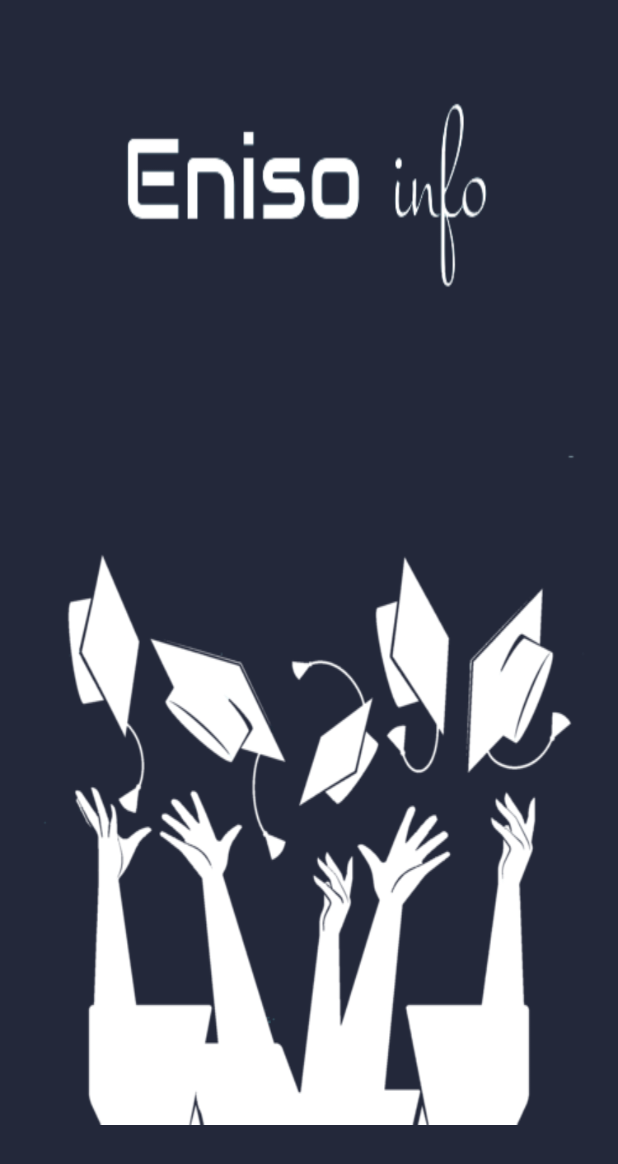
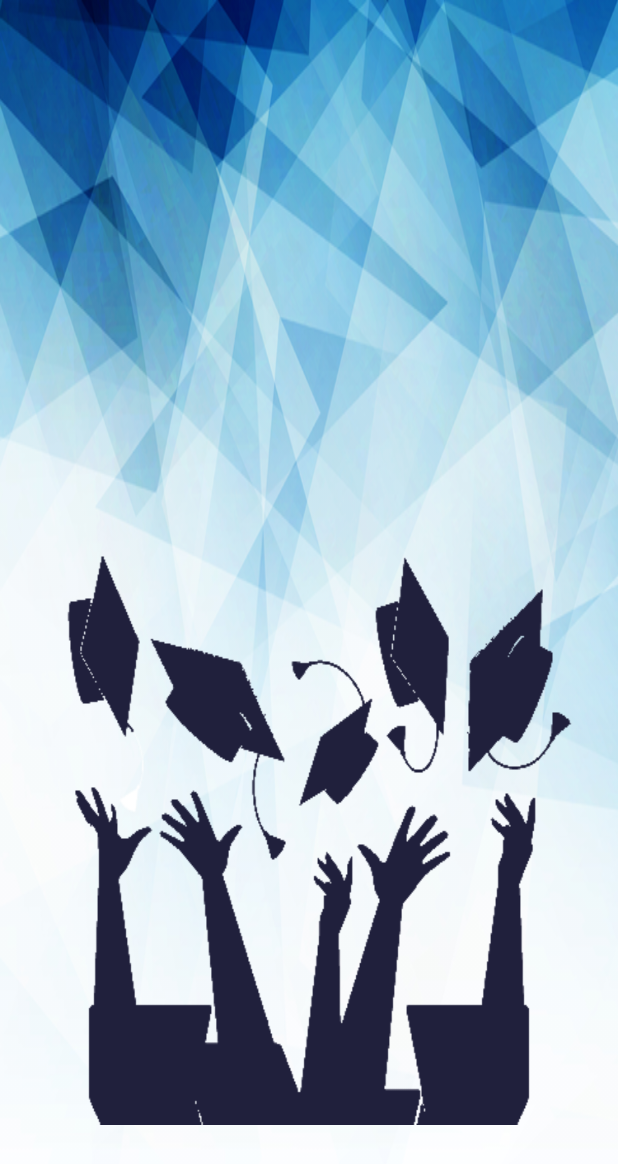
Before and after one commit to zyedbenmed/Eniso.infoApp, an Android app: the screen it shows after launch (SplashScreen), on a phone screen of 412 x 824 dp. Shown: the top 1164 px of the screen. Run offline under Robolectric (Android 15) with nearby library versions, the phone set to English and light mode, and no system bars.

Commit message:
modifying splashscreen

```diff
--- a/ENISo/app/src/main/java/com/example/alaabid/eniso/SplashScreen.java
+++ b/ENISo/app/src/main/java/com/example/alaabid/eniso/SplashScreen.java
@@ -21,7 +21,7 @@ public class SplashScreen extends AppCompatActivity {
         //btnsub = (Button)findViewById(R.id.buttonsub);
         l1 = (LinearLayout) findViewById(R.id.l1);
         l2 = (LinearLayout) findViewById(R.id.l2);
-        uptodown = AnimationUtils.loadAnimation(this, R.anim.uptodown);
+        uptodown = AnimationUtils.loadAnimation(this, R.anim.mytransition);
         downtoup = AnimationUtils.loadAnimation(this, R.anim.downtoup);
         l1.setAnimation(uptodown);
         l2.setAnimation(downtoup);
--- a/ENISo/app/src/main/res/anim/downtoup.xml
+++ b/ENISo/app/src/main/res/anim/downtoup.xml
@@ -2,5 +2,5 @@
 <set xmlns:android="http://schemas.android.com/apk/res/android">
     <translate android:toYDelta="0%p"
         android:fromYDelta="100%p"
-        android:duration="800"/>
+        android:duration="1000"/>
 </set>
--- a/ENISo/app/src/main/res/layout/activity_login.xml
+++ b/ENISo/app/src/main/res/layout/activity_login.xml
@@ -45,7 +45,7 @@
                 android:id="@+id/join"
                 android:layout_margin="10dp"
                 android:background="@drawable/buttonstyle2"
-                android:layout_width="wrap_content"
+                android:layout_width="100sp"
                 android:layout_height="wrap_content"
                 android:text="Join Now"
                 android:textColor="@color/white"/>
--- a/ENISo/app/src/main/res/layout/activity_splash_screen.xml
+++ b/ENISo/app/src/main/res/layout/activity_splash_screen.xml
@@ -4,7 +4,7 @@
     xmlns:tools="http://schemas.android.com/tools"
     android:layout_width="match_parent"
     android:layout_height="match_parent"
-    android:background="@color/darkblue"
+    android:background="@drawable/front"
     android:orientation="vertical"
     tools:context="com.example.alaabid.eniso.SplashScreen">
 
@@ -19,11 +19,12 @@
 
     </LinearLayout>
 
+
     <LinearLayout
         android:id="@+id/l2"
         android:layout_width="wrap_content"
         android:layout_height="wrap_content"
-        android:background="@drawable/lilgrad"
+        android:background="@drawable/lilgrad1"
         android:orientation="vertical">
 
 
```
Also changed, not shown: ENISo/app/src/main/res/drawable/eni.png, ENISo/app/src/main/res/drawable/front.png (added), ENISo/app/src/main/res/drawable/grad.png (deleted), ENISo/app/src/main/res/drawable/lilgrad.png (deleted), ENISo/app/src/main/res/drawable/lilgrad1.png (added).
